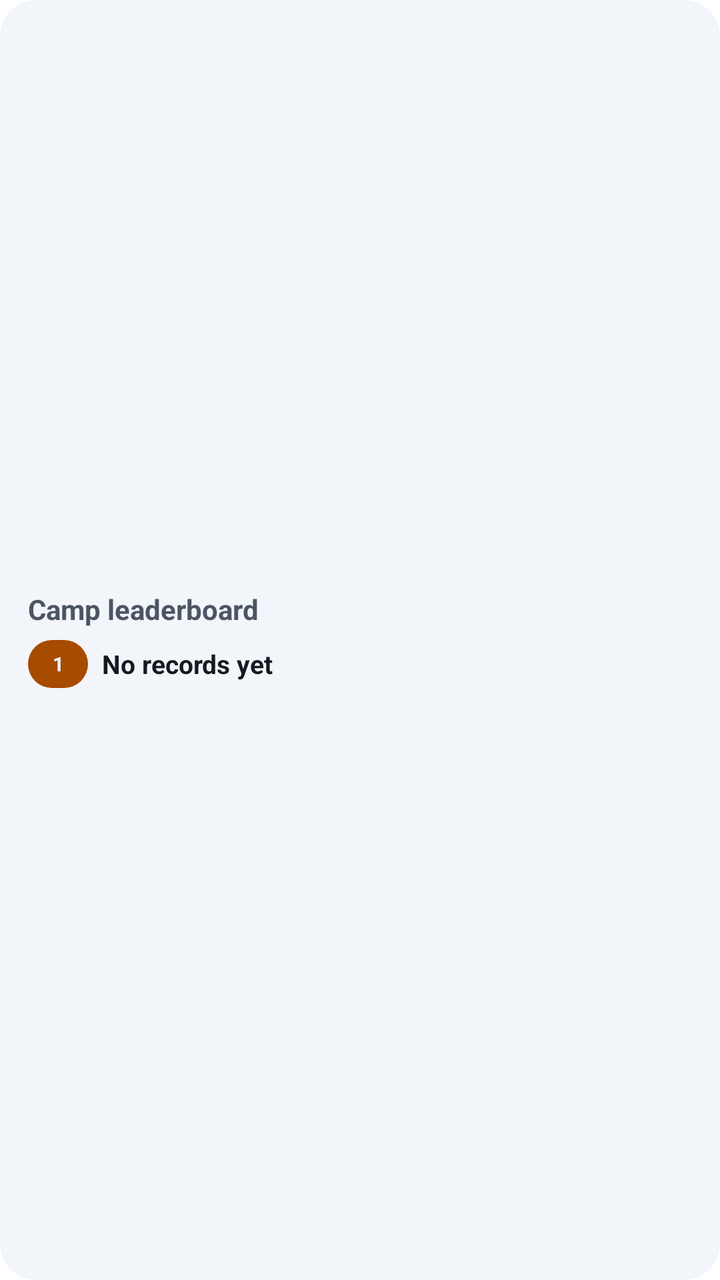
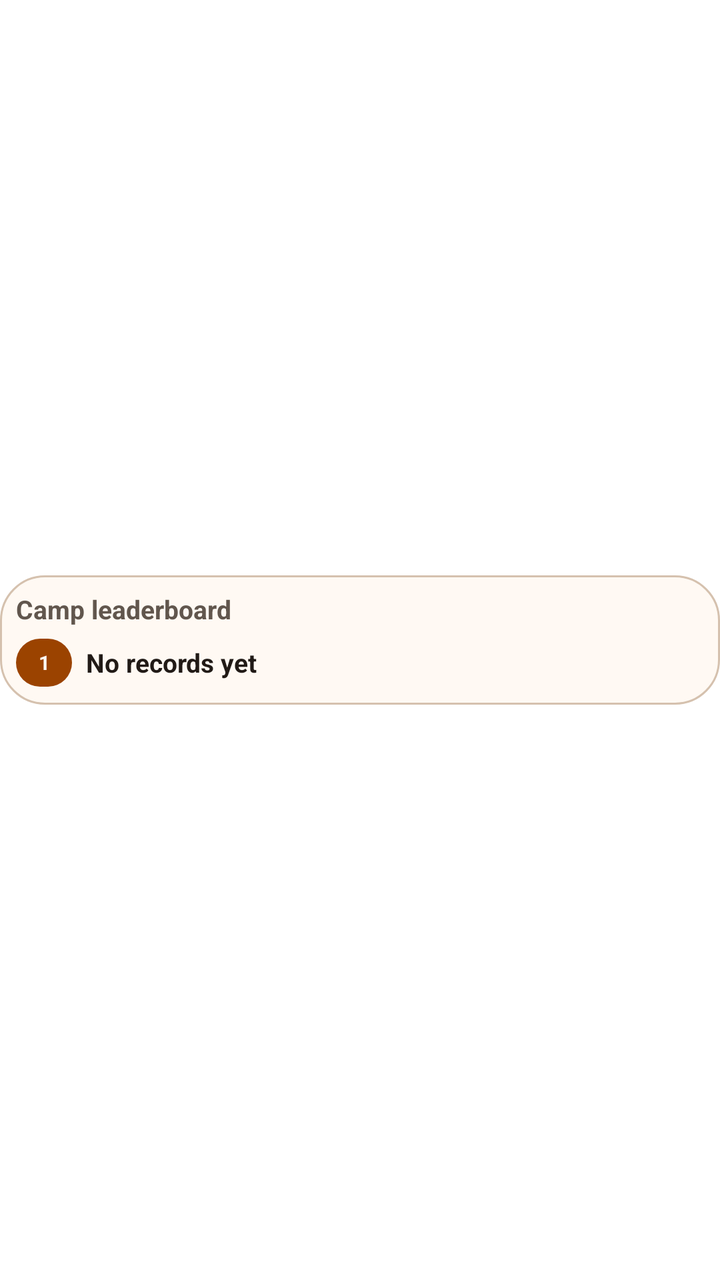

Before-and-after screenshots of an Android layout around one commit, followed by the original layout XML and the change that was made.
<!-- AndroidManifest.xml: fallback theme Theme.MaterialComponents.DayNight.NoActionBar -->
<!-- res/layout/odak_leaderboard_widget.xml -->
<?xml version="1.0" encoding="utf-8"?>
<LinearLayout xmlns:android="http://schemas.android.com/apk/res/android"
    android:id="@+id/leaderboard_widget_root"
    android:layout_width="match_parent"
    android:layout_height="match_parent"
    android:background="@drawable/widget_card_bg"
    android:contentDescription="@string/cd_leaderboard_widget"
    android:gravity="center_vertical"
    android:orientation="vertical"
    android:padding="14dp">

    <TextView
        android:id="@+id/leaderboard_widget_title"
        android:layout_width="match_parent"
        android:layout_height="wrap_content"
        android:ellipsize="end"
        android:maxLines="1"
        android:text="@string/widget_leaderboard_title"
        android:textColor="@color/widget_design_ink_muted"
        android:textSize="14sp"
        android:textStyle="bold" />

    <LinearLayout
        android:id="@+id/leaderboard_widget_row_container_1"
        android:layout_width="match_parent"
        android:layout_height="wrap_content"
        android:layout_marginTop="5dp"
        android:gravity="center_vertical"
        android:minHeight="26dp"
        android:orientation="horizontal">

        <TextView
            android:id="@+id/leaderboard_widget_rank_1"
            android:layout_width="30dp"
            android:layout_height="24dp"
            android:background="@drawable/widget_rank_first_bg"
            android:gravity="center"
            android:maxLines="1"
            android:text="1"
            android:textColor="@color/widget_design_surface"
            android:textSize="10sp"
            android:textStyle="bold" />

        <TextView
            android:id="@+id/leaderboard_widget_row_1"
            android:layout_width="0dp"
            android:layout_height="wrap_content"
            android:layout_marginStart="7dp"
            android:layout_weight="1"
            android:ellipsize="end"
            android:maxLines="1"
            android:text="@string/widget_no_records"
            android:textColor="@color/widget_design_ink"
            android:textSize="13sp"
            android:textStyle="bold" />
    </LinearLayout>

    <LinearLayout
        android:id="@+id/leaderboard_widget_row_container_2"
        android:layout_width="match_parent"
        android:layout_height="wrap_content"
        android:layout_marginTop="4dp"
        android:gravity="center_vertical"
        android:minHeight="26dp"
        android:orientation="horizontal"
        android:visibility="gone">

        <TextView
            android:id="@+id/leaderboard_widget_rank_2"
            android:layout_width="30dp"
            android:layout_height="24dp"
            android:background="@drawable/widget_rank_other_bg"
            android:gravity="center"
            android:maxLines="1"
            android:text="2"
            android:textColor="@color/widget_design_accent"
            android:textSize="11sp"
            android:textStyle="bold" />

        <TextView
            android:id="@+id/leaderboard_widget_row_2"
            android:layout_width="0dp"
            android:layout_height="wrap_content"
            android:layout_marginStart="7dp"
            android:layout_weight="1"
            android:ellipsize="end"
            android:maxLines="1"
            android:text="@string/widget_dash"
            android:textColor="@color/widget_design_ink"
            android:textSize="12sp" />
    </LinearLayout>

    <LinearLayout
        android:id="@+id/leaderboard_widget_row_container_3"
        android:layout_width="match_parent"
        android:layout_height="wrap_content"
        android:layout_marginTop="4dp"
        android:gravity="center_vertical"
        android:minHeight="26dp"
        android:orientation="horizontal"
        android:visibility="gone">

        <TextView
            android:id="@+id/leaderboard_widget_rank_3"
            android:layout_width="30dp"
            android:layout_height="24dp"
            android:background="@drawable/widget_rank_other_bg"
            android:gravity="center"
            android:maxLines="1"
            android:text="3"
            android:textColor="@color/widget_design_accent"
            android:textSize="11sp"
            android:textStyle="bold" />

        <TextView
            android:id="@+id/leaderboard_widget_row_3"
            android:layout_width="0dp"
            android:layout_height="wrap_content"
            android:layout_marginStart="7dp"
            android:layout_weight="1"
            android:ellipsize="end"
            android:maxLines="1"
            android:text="@string/widget_dash"
            android:textColor="@color/widget_design_ink"
            android:textSize="12sp" />
    </LinearLayout>
</LinearLayout>
<!-- resources referenced by this layout -->
<resources>
  <color name="widget_design_accent">#A64B00</color>
  <color name="widget_design_ink">#151A21</color>
  <color name="widget_design_ink_muted">#4C5563</color>
  <color name="widget_design_surface">#F2F5FA</color>
  <!-- drawable widget_card_bg (drawable) -->
  <?xml version="1.0" encoding="utf-8"?>
  <shape xmlns:android="http://schemas.android.com/apk/res/android"
      android:shape="rectangle">
      <solid android:color="@color/widget_design_surface" />
      <corners android:radius="@dimen/widget_design_corner" />
  </shape>
  <!-- drawable widget_rank_first_bg (drawable) -->
  <?xml version="1.0" encoding="utf-8"?>
  <shape xmlns:android="http://schemas.android.com/apk/res/android"
      android:shape="rectangle">
      <solid android:color="@color/widget_design_accent" />
      <corners android:radius="12dp" />
  </shape>
  <!-- drawable widget_rank_other_bg (drawable) -->
  <?xml version="1.0" encoding="utf-8"?>
  <shape xmlns:android="http://schemas.android.com/apk/res/android"
      android:shape="rectangle">
      <solid android:color="@color/widget_design_track" />
      <corners android:radius="12dp" />
  </shape>
  <string name="cd_leaderboard_widget">Refresh group leaderboard widget</string>
  <string name="widget_dash">-</string>
  <string name="widget_leaderboard_title">Camp leaderboard</string>
  <string name="widget_no_records">No records yet</string>
  <dimen name="widget_design_corner">18dp</dimen>
  <color name="widget_design_track">#CBD5E3</color>
</resources>

<!-- the commit's change to res/layout/odak_leaderboard_widget.xml (unified diff, before → after) -->
@@ -3,125 +3,132 @@
     android:id="@+id/leaderboard_widget_root"
     android:layout_width="match_parent"
     android:layout_height="match_parent"
-    android:background="@drawable/widget_card_bg"
     android:contentDescription="@string/cd_leaderboard_widget"
     android:gravity="center_vertical"
-    android:orientation="vertical"
-    android:padding="14dp">
+    android:orientation="vertical">
 
-    <TextView
-        android:id="@+id/leaderboard_widget_title"
+    <LinearLayout
+        android:id="@+id/leaderboard_widget_card"
         android:layout_width="match_parent"
         android:layout_height="wrap_content"
-        android:ellipsize="end"
-        android:maxLines="1"
-        android:text="@string/widget_leaderboard_title"
-        android:textColor="@color/widget_design_ink_muted"
-        android:textSize="14sp"
-        android:textStyle="bold" />
-
-    <LinearLayout
-        android:id="@+id/leaderboard_widget_row_container_1"
-        android:layout_width="match_parent"
-        android:layout_height="wrap_content"
-        android:layout_marginTop="5dp"
-        android:gravity="center_vertical"
-        android:minHeight="26dp"
-        android:orientation="horizontal">
+        android:background="@drawable/widget_card_bg"
+        android:orientation="vertical"
+        android:padding="8dp">
 
         <TextView
-            android:id="@+id/leaderboard_widget_rank_1"
-            android:layout_width="30dp"
-            android:layout_height="24dp"
-            android:background="@drawable/widget_rank_first_bg"
-            android:gravity="center"
+            android:id="@+id/leaderboard_widget_title"
+            android:layout_width="match_parent"
+            android:layout_height="wrap_content"
+            android:ellipsize="end"
             android:maxLines="1"
-            android:text="1"
-            android:textColor="@color/widget_design_surface"
-            android:textSize="10sp"
+            android:text="@string/widget_leaderboard_title"
+            android:textColor="@color/widget_design_ink_muted"
+            android:textSize="13sp"
             android:textStyle="bold" />
 
-        <TextView
-            android:id="@+id/leaderboard_widget_row_1"
-            android:layout_width="0dp"
+        <LinearLayout
+            android:id="@+id/leaderboard_widget_row_container_1"
+            android:layout_width="match_parent"
             android:layout_height="wrap_content"
-            android:layout_marginStart="7dp"
-            android:layout_weight="1"
-            android:ellipsize="end"
-            android:maxLines="1"
-            android:text="@string/widget_no_records"
-            android:textColor="@color/widget_design_ink"
-            android:textSize="13sp"
-            android:textStyle="bold" />
-    </LinearLayout>
+            android:layout_marginTop="5dp"
+            android:gravity="center_vertical"
+            android:minHeight="26dp"
+            android:orientation="horizontal">
 
-    <LinearLayout
-        android:id="@+id/leaderboard_widget_row_container_2"
-        android:layout_width="match_parent"
-        android:layout_height="wrap_content"
-        android:layout_marginTop="4dp"
-        android:gravity="center_vertical"
-        android:minHeight="26dp"
-        android:orientation="horizontal"
-        android:visibility="gone">
+            <TextView
+                android:id="@+id/leaderboard_widget_rank_1"
+                android:layout_width="28dp"
+                android:layout_height="24dp"
+                android:background="@drawable/widget_rank_first_bg"
+                android:gravity="center"
+                android:maxLines="1"
+                android:text="1"
+                android:textColor="@color/widget_design_surface"
+                android:textSize="10sp"
+                android:textStyle="bold" />
 
-        <TextView
-            android:id="@+id/leaderboard_widget_rank_2"
-            android:layout_width="30dp"
-            android:layout_height="24dp"
-            android:background="@drawable/widget_rank_other_bg"
-            android:gravity="center"
-            android:maxLines="1"
-            android:text="2"
-            android:textColor="@color/widget_design_accent"
-            android:textSize="11sp"
-            android:textStyle="bold" />
+            <TextView
+                android:id="@+id/leaderboard_widget_row_1"
+                android:layout_width="0dp"
+                android:layout_height="wrap_content"
+                android:layout_marginStart="7dp"
+                android:layout_weight="1"
+                android:ellipsize="end"
+                android:maxLines="1"
+                android:text="@string/widget_no_records"
+                android:textColor="@color/widget_design_ink"
+                android:textSize="13sp"
+                android:textStyle="bold" />
+        </LinearLayout>
 
-        <TextView
-            android:id="@+id/leaderboard_widget_row_2"
-            android:layout_width="0dp"
+        <LinearLayout
+            android:id="@+id/leaderboard_widget_row_container_2"
+            android:layout_width="match_parent"
             android:layout_height="wrap_content"
-            android:layout_marginStart="7dp"
-            android:layout_weight="1"
-            android:ellipsize="end"
-            android:maxLines="1"
-            android:text="@string/widget_dash"
-            android:textColor="@color/widget_design_ink"
-            android:textSize="12sp" />
-    </LinearLayout>
+            android:layout_marginTop="4dp"
+            android:gravity="center_vertical"
+            android:minHeight="26dp"
+            android:orientation="horizontal"
+            android:visibility="gone">
 
-    <LinearLayout
-        android:id="@+id/leaderboard_widget_row_container_3"
-        android:layout_width="match_parent"
-        android:layout_height="wrap_content"
-        android:layout_marginTop="4dp"
-        android:gravity="center_vertical"
-        android:minHeight="26dp"
-        android:orientation="horizontal"
-        android:visibility="gone">
+            <TextView
+                android:id="@+id/leaderboard_widget_rank_2"
+                android:layout_width="28dp"
+                android:layout_height="24dp"
+                android:background="@drawable/widget_rank_other_bg"
+                android:gravity="center"
+                android:maxLines="1"
+                android:text="2"
+                android:textColor="@color/widget_design_accent"
+                android:textSize="10sp"
+                android:textStyle="bold" />
 
-        <TextView
-            android:id="@+id/leaderboard_widget_rank_3"
-            android:layout_width="30dp"
-            android:layout_height="24dp"
-            android:background="@drawable/widget_rank_other_bg"
-            android:gravity="center"
-            android:maxLines="1"
-            android:text="3"
-            android:textColor="@color/widget_design_accent"
-            android:textSize="11sp"
-            android:textStyle="bold" />
+            <TextView
+                android:id="@+id/leaderboard_widget_row_2"
+                android:layout_width="0dp"
+                android:layout_height="wrap_content"
+                android:layout_marginStart="7dp"
+                android:layout_weight="1"
+                android:ellipsize="end"
+                android:maxLines="1"
+                android:text="@string/widget_dash"
+                android:textColor="@color/widget_design_ink"
+                android:textSize="12sp" />
+        </LinearLayout>
 
-        <TextView
-            android:id="@+id/leaderboard_widget_row_3"
-            android:layout_width="0dp"
+        <LinearLayout
+            android:id="@+id/leaderboard_widget_row_container_3"
+            android:layout_width="match_parent"
             android:layout_height="wrap_content"
-            android:layout_marginStart="7dp"
-            android:layout_weight="1"
-            android:ellipsize="end"
-            android:maxLines="1"
-            android:text="@string/widget_dash"
-            android:textColor="@color/widget_design_ink"
-            android:textSize="12sp" />
+            android:layout_marginTop="4dp"
+            android:gravity="center_vertical"
+            android:minHeight="26dp"
+            android:orientation="horizontal"
+            android:visibility="gone">
+
+            <TextView
+                android:id="@+id/leaderboard_widget_rank_3"
+                android:layout_width="28dp"
+                android:layout_height="24dp"
+                android:background="@drawable/widget_rank_other_bg"
+                android:gravity="center"
+                android:maxLines="1"
+                android:text="3"
+                android:textColor="@color/widget_design_accent"
+                android:textSize="10sp"
+                android:textStyle="bold" />
+
+            <TextView
+                android:id="@+id/leaderboard_widget_row_3"
+                android:layout_width="0dp"
+                android:layout_height="wrap_content"
+                android:layout_marginStart="7dp"
+                android:layout_weight="1"
+                android:ellipsize="end"
+                android:maxLines="1"
+                android:text="@string/widget_dash"
+                android:textColor="@color/widget_design_ink"
+                android:textSize="12sp" />
+        </LinearLayout>
     </LinearLayout>
 </LinearLayout>
<!-- resource entries referenced after the edit -->
@@ -1,14 +1,17 @@
 <!-- resources referenced by this layout -->
 <resources>
-  <color name="widget_design_accent">#A64B00</color>
-  <color name="widget_design_ink">#151A21</color>
-  <color name="widget_design_ink_muted">#4C5563</color>
-  <color name="widget_design_surface">#F2F5FA</color>
+  <color name="widget_design_accent">#9B4300</color>
+  <color name="widget_design_ink">#211A16</color>
+  <color name="widget_design_ink_muted">#61564D</color>
+  <color name="widget_design_surface">#FFF9F3</color>
   <!-- drawable widget_card_bg (drawable) -->
   <?xml version="1.0" encoding="utf-8"?>
   <shape xmlns:android="http://schemas.android.com/apk/res/android"
       android:shape="rectangle">
       <solid android:color="@color/widget_design_surface" />
+      <stroke
+          android:width="1dp"
+          android:color="@color/widget_design_outline" />
       <corners android:radius="@dimen/widget_design_corner" />
   </shape>
   <!-- drawable widget_rank_first_bg (drawable) -->
@@ -29,7 +32,8 @@
   <string name="widget_dash">-</string>
   <string name="widget_leaderboard_title">Camp leaderboard</string>
   <string name="widget_no_records">No records yet</string>
-  <dimen name="widget_design_corner">18dp</dimen>
-  <color name="widget_design_track">#CBD5E3</color>
+  <color name="widget_design_outline">#D5C1AE</color>
+  <dimen name="widget_design_corner">22dp</dimen>
+  <color name="widget_design_track">#E2D1C0</color>
 </resources>
 
